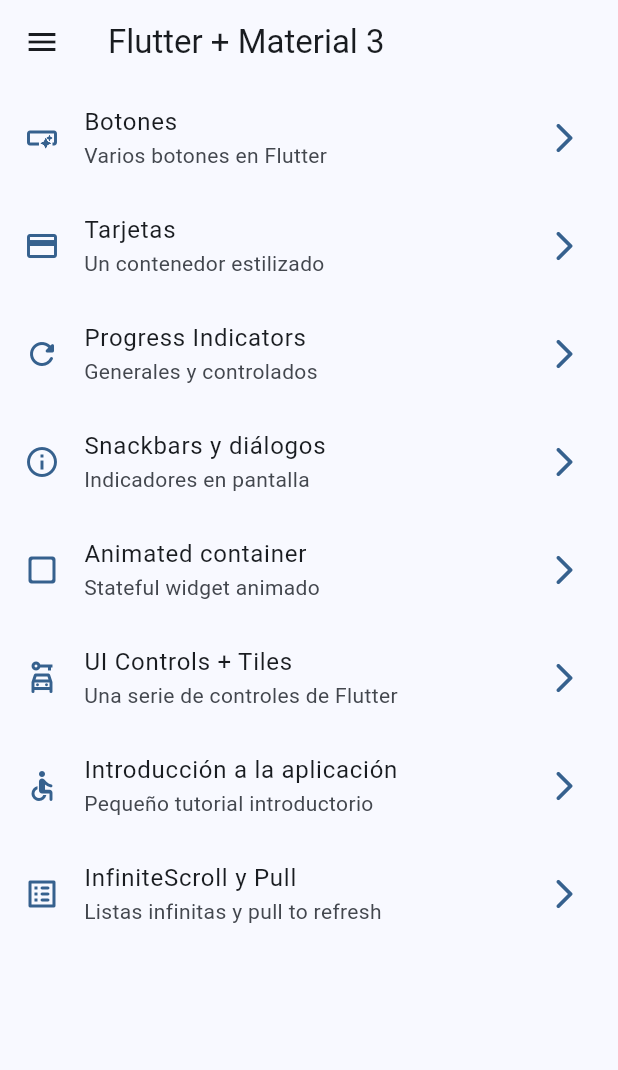
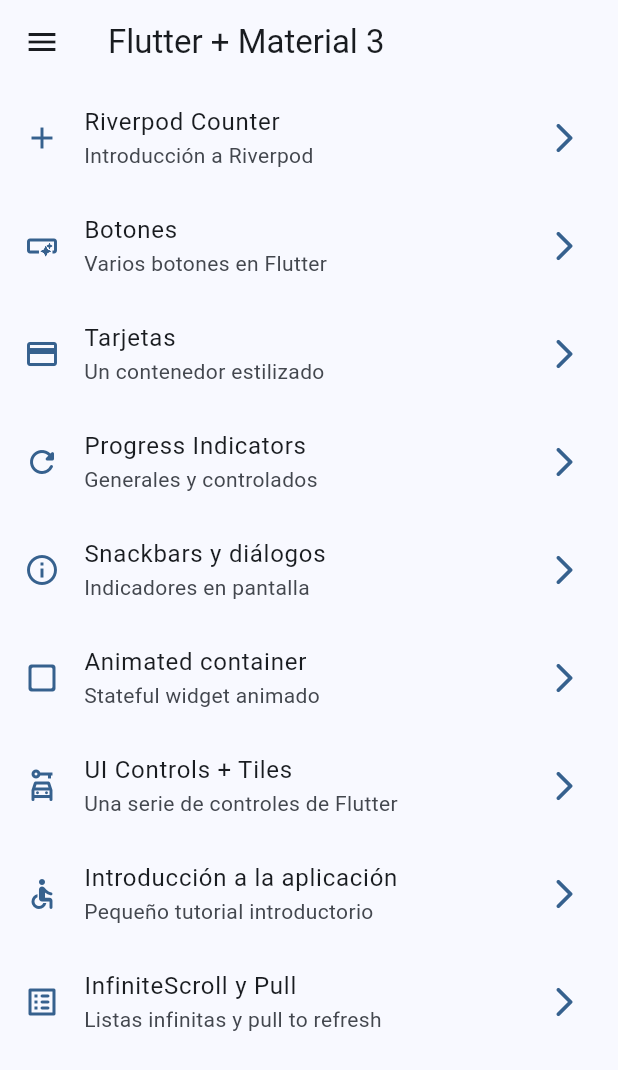
Before and after one commit to jorgechavezrnd/flutter-widgets-app, a Flutter app: the screen it shows after launch, on a phone screen of 412 x 824 dp. Shown: the top 1070 px of the screen. Run offline on Flutter 3.47's test engine with Material 3 defaults, Android fonts, the phone set to English and light mode, and no system bars; our stand-ins replace animate_do, go_router.

```diff
--- a/lib/config/menu/menu_items.dart
+++ b/lib/config/menu/menu_items.dart
@@ -15,6 +15,13 @@ class MenuItem {
 }
 
 const appMenuItems = <MenuItem>[
+  MenuItem(
+    title: 'Riverpod Counter',
+    subTitle: 'Introducción a Riverpod',
+    link: '/counter-river',
+    icon: Icons.add,
+  ),
+
   MenuItem(
     title: 'Botones',
     subTitle: 'Varios botones en Flutter',
--- a/lib/config/router/app_router.dart
+++ b/lib/config/router/app_router.dart
@@ -58,5 +58,11 @@ final appRouter = GoRouter(
       name: InfiniteScrollScreen.name,
       builder: (context, state) => InfiniteScrollScreen(),
     ),
+
+    GoRoute(
+      path: '/counter-river',
+      name: CounterScreen.name,
+      builder: (context, state) => CounterScreen(),
+    ),
   ],
 );
--- a/lib/presentation/screens/screens.dart
+++ b/lib/presentation/screens/screens.dart
@@ -2,6 +2,7 @@ export 'package:widgets_app/presentation/screens/animated/animated_screen.dart';
 export 'package:widgets_app/presentation/screens/app_tutorial/app_tutorial_screen.dart';
 export 'package:widgets_app/presentation/screens/buttons/buttons_screen.dart';
 export 'package:widgets_app/presentation/screens/cards/cards_screen.dart';
+export 'package:widgets_app/presentation/screens/counter/counter_screen.dart';
 export 'package:widgets_app/presentation/screens/home/home_screen.dart';
 export 'package:widgets_app/presentation/screens/infinite_scroll/infinite_scroll_screen.dart';
 export 'package:widgets_app/presentation/screens/progress/progress_screen.dart';
```
Also changed, not shown: lib/presentation/screens/counter/counter_screen.dart (added, +21 -0 lines).
